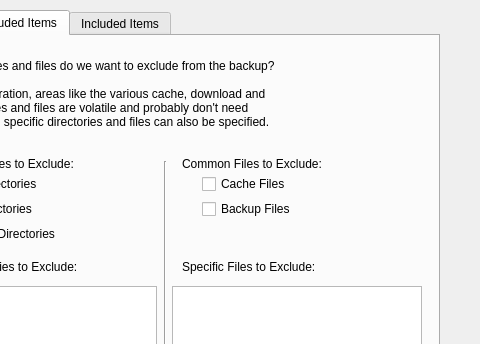
Old version of the form src/setup.ui in the repository LornBKerr/backup; both pictures show x 120 to 600 and y 0 to 344 of the 600 by 765 pixel window.
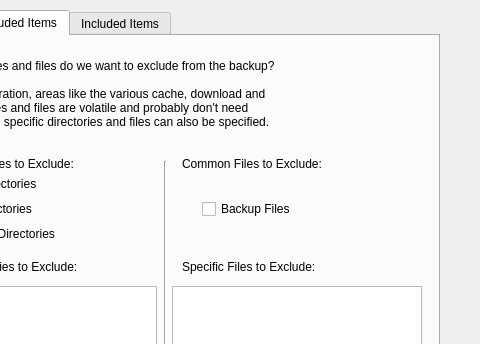
New version of the form. The open tabs and pages were chosen to show the change.

Commit message: Removed the 'exclude_cache_files' option checkbox.

The edit to the form file:
```diff
--- a/src/setup.ui
+++ b/src/setup.ui
@@ -289,22 +289,6 @@
       <enum>Qt::TextFormat::PlainText</enum>
      </property>
     </widget>
-    <widget class="QCheckBox" name="exclude_cache_files">
-     <property name="geometry">
-      <rect>
-       <x>310</x>
-       <y>140</y>
-       <width>170</width>
-       <height>16</height>
-      </rect>
-     </property>
-     <property name="toolTip">
-      <string/>
-     </property>
-     <property name="text">
-      <string>Cache Files</string>
-     </property>
-    </widget>
     <widget class="QCheckBox" name="exclude_backup_files">
      <property name="geometry">
       <rect>
```
Left out of the diff: 1 changed line with no effect on the pictures. The commit also changes 1 other file.
